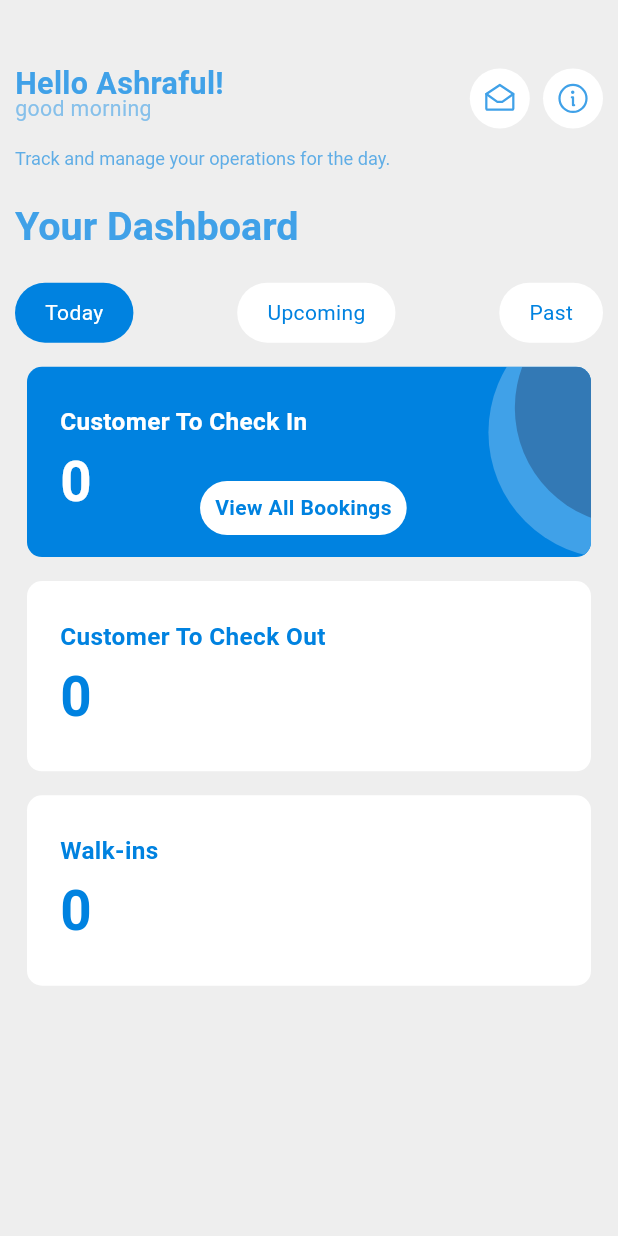
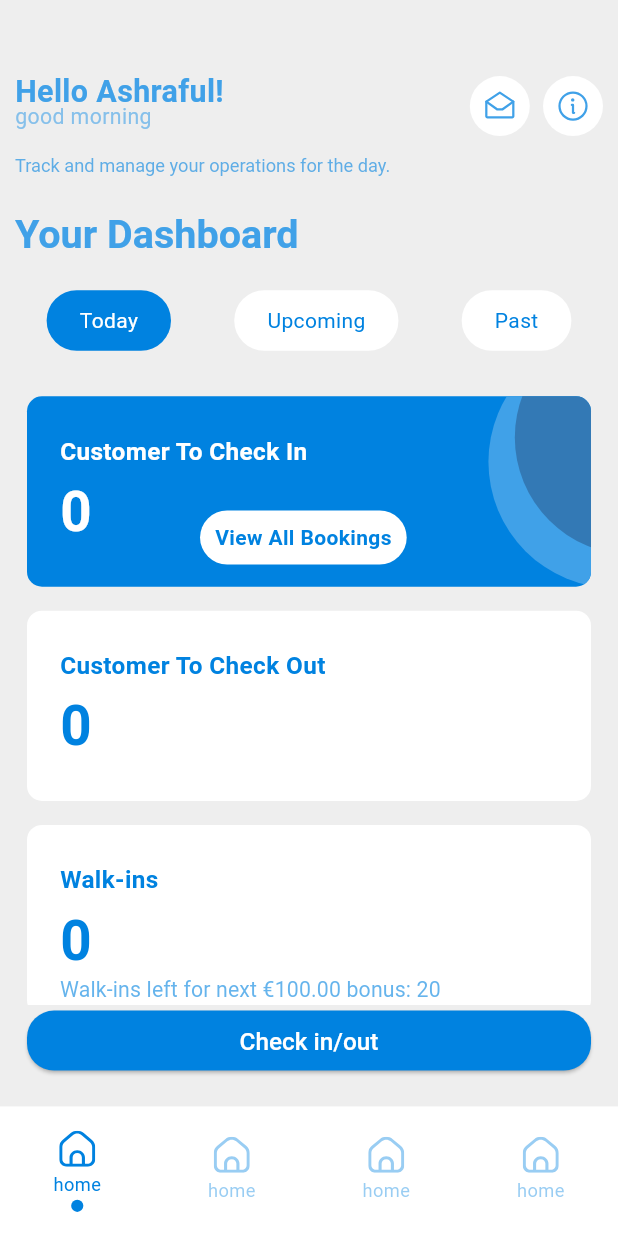
Before and after one commit to sohanthink/cenith-merchant, a Flutter app: the screen it shows after launch, on a phone screen of 412 x 824 dp. Run offline on Flutter 3.47's test engine with Material 3 defaults, Android fonts, the phone set to English and light mode, and no system bars; our stand-ins replace flutter_screenutil, flutter_svg, get.

Commit message:
complete bottom nav bar screen

```diff
--- a/lib/app.dart
+++ b/lib/app.dart
@@ -1,10 +1,11 @@
+import 'package:cenith_marchent/features/main_bottom_nav/view/main_bottom_nav_view.dart';
 import 'package:flutter/material.dart';
 import 'package:get/get_navigation/src/root/get_material_app.dart';
 import 'package:flutter_screenutil/flutter_screenutil.dart';
 import 'core/controller_bindings/controller_bindings.dart';
 import 'core/routes/app_routes.dart';
 import 'core/theme/app_theme.dart';
-import 'features/home/view/home_screen.dart';
+import 'features/home/view/home_view.dart';
 class CenithStorage extends StatelessWidget {
   const CenithStorage({super.key});
 
@@ -17,7 +18,7 @@ class CenithStorage extends StatelessWidget {
       builder: (_,child){
         return GetMaterialApp(
             debugShowCheckedModeBanner: false,
-            initialRoute: HomeScreen.name,
+            initialRoute: MainBottomNavView.name,
             initialBinding: ControllerBindings(),
             onGenerateRoute: AppRoutes.routes,
             theme: AppTheme.themeData,
--- a/lib/core/constants/asstes_path/icons_path.dart
+++ b/lib/core/constants/asstes_path/icons_path.dart
@@ -1,4 +1,5 @@
 class IconsPath{
   static const String messageIconSvg = 'assets/icons/message_icon.svg';
   static const String iButtonIconSvg = 'assets/icons/i_button.svg';
+  static const String homeButtonIconSvg = 'assets/icons/home_icons.svg';
 }
--- a/lib/core/controller_bindings/controller_bindings.dart
+++ b/lib/core/controller_bindings/controller_bindings.dart
@@ -1,9 +1,11 @@
+import 'package:cenith_marchent/features/main_bottom_nav/view_model/main_bottm_nav_view_model.dart';
 import 'package:get/get.dart';
 
 class ControllerBindings extends Bindings{
   @override
   void dependencies() {
-    // TODO: implement dependencies
+    Get.put(MainBottomNavViewModel());
+
   }
 
 }
--- a/lib/core/routes/app_routes.dart
+++ b/lib/core/routes/app_routes.dart
@@ -1,13 +1,16 @@
+import 'package:cenith_marchent/features/main_bottom_nav/view/main_bottom_nav_view.dart';
 import 'package:flutter/cupertino.dart';
 import 'package:flutter/material.dart';
 
-import '../../features/home/view/home_screen.dart';
+import '../../features/home/view/home_view.dart';
 
 class AppRoutes {
   static Route<dynamic> routes (RouteSettings settings) {
     late final Widget screenWidget;
-    if(settings.name == HomeScreen.name){
-      screenWidget = HomeScreen();
+    if(settings.name == HomeView.name){
+      screenWidget = HomeView();
+    } if(settings.name == MainBottomNavView.name){
+      screenWidget = MainBottomNavView();
     }
 
     return MaterialPageRoute(builder: (context)=> screenWidget);
--- a/lib/core/theme/text_theme.dart
+++ b/lib/core/theme/text_theme.dart
@@ -10,5 +10,6 @@ TextTheme get textTheme {
     headlineLarge: TextStyle(fontSize: 16.sp, color: AppColors.midLightBlue),
     titleMedium: TextStyle(fontSize: 24.sp, fontWeight: FontWeight.normal,color: AppColors.midLightBlue),
     headlineMedium: TextStyle(fontSize: 12.sp, fontWeight: FontWeight.normal,color: AppColors.midLightBlue),
+    titleSmall: TextStyle(fontSize: 14.sp, fontWeight: FontWeight.normal,color: AppColors.midLightBlue),
   );
 }
--- a/lib/features/home/view/home_screen.dart
+++ b/lib/features/home/view/home_view.dart
@@ -6,16 +6,16 @@ import '../../../core/constants/asstes_path/icons_path.dart';
 import '../../common/topic_header.dart';
 import '../widgets/dashboard_card_widget.dart';
 
-class HomeScreen extends StatefulWidget {
-  const HomeScreen({super.key});
+class HomeView extends StatefulWidget {
+  const HomeView({super.key});
 
   static final String name = 'home-screen';
 
   @override
-  State<HomeScreen> createState() => _HomeScreenState();
+  State<HomeView> createState() => _HomeViewState();
 }
 
-class _HomeScreenState extends State<HomeScreen> {
+class _HomeViewState extends State<HomeView> {
   @override
   Widget build(BuildContext context) {
     return Scaffold(
@@ -23,6 +23,7 @@ class _HomeScreenState extends State<HomeScreen> {
       body: Padding(
         padding: EdgeInsets.symmetric(horizontal: 10),
         child: Column(
+          mainAxisAlignment: MainAxisAlignment.start,
           crossAxisAlignment: CrossAxisAlignment.start,
           children: [
             buildHeaderSection(context),
@@ -35,49 +36,65 @@ class _HomeScreenState extends State<HomeScreen> {
             ),
             SizedBox(height: 20.h),
             BuildDashBoardSection(),
-            SizedBox(height: 8.h),
+            SizedBox(height: 30.h),
             Expanded(child: buildDashBoardSection()),
+            SizedBox(
+              width: double.infinity,
+              child: Padding(
+                padding: const EdgeInsets.only(bottom: 20 ,left: 8,right: 8),
+                child: ElevatedButton(
+                  style: ElevatedButton.styleFrom(
 
+                    shape: RoundedRectangleBorder(borderRadius: BorderRadius.circular(18)),
+                    backgroundColor: AppColors.themColor,
+                  ),
+                  onPressed: () {},
+                  child: Text(
+                    'Check in/out',
+                    style: TextTheme.of(context).headlineLarge!.copyWith(
+                      fontWeight: FontWeight.w500,
+                      color: Colors.white,
+                    ),
+                  ),
+                ),
+              ),
+            ),
           ],
         ),
       ),
     );
   }
+
   // it will removed and will adjusted with state management;
   int selectedIndex = 0;
 
   ListView buildDashBoardSection() {
-
-
-    List<Map<String,dynamic>> item = [
-      {
-        'title' : 'Customer To Check In',
-        'count' : 0,
-      },
-      {
-        'title' : 'Customer To Check Out',
-        'count' : 0,
-      },
-      {
-        'title' : 'Walk-ins',
-        'count' : 0,
-      }
+    List<Map<String, dynamic>> item = [
+      {'title': 'Customer To Check In', 'count': 0 ,'sub-title': null},
+      {'title': 'Customer To Check Out', 'count': 0, 'sub-title': null },
+      {'title': 'Walk-ins', 'count': 0 , 'sub-title': 'Walk-ins left for next €100.00 bonus: 20 '  },
     ];
 
     return ListView.builder(
+      padding: EdgeInsets.all(0),
       itemCount: item.length,
       itemBuilder: ((BuildContext context, index) {
         return GestureDetector(
           onTap: () {
             selectedIndex = index;
             setState(() {});
-            print(selectedIndex);
           },
           child: Padding(
-            padding: const EdgeInsets.all(8.0),
+            padding: EdgeInsets.only(
+              top: index == 0 ? 0 : 8.0,
+              left: 8,
+              right: 8,
+              bottom: 8,
+            ),
             child: BuildDashboardCard(
               title: item[index]['title'],
               count: item[index]['count'],
+              subTitle: item[index]['sub-title'],
               isSelected: selectedIndex == index,
             ),
           ),
@@ -90,7 +107,7 @@ class _HomeScreenState extends State<HomeScreen> {
     return Column(
       crossAxisAlignment: CrossAxisAlignment.start,
       children: [
-        SizedBox(height: 45.h),
+        SizedBox(height: 50.h),
         Row(
           children: [
             topicHeader(title: 'Hello Ashraful!', subTitle: 'good morning'),
@@ -131,7 +148,7 @@ class _BuildDashBoardSectionState extends State<BuildDashBoardSection> {
   @override
   Widget build(BuildContext context) {
     return Row(
-      mainAxisAlignment: MainAxisAlignment.spaceBetween,
+      mainAxisAlignment: MainAxisAlignment.spaceAround,
       children: ['Today', 'Upcoming', 'Past'].asMap().entries.map((item) {
         return GestureDetector(
           onTap: () {
@@ -146,7 +163,7 @@ class _BuildDashBoardSectionState extends State<BuildDashBoardSection> {
                   : Colors.white,
             ),
             child: Padding(
-              padding: EdgeInsets.symmetric(vertical: 10, horizontal: 20),
+              padding: EdgeInsets.symmetric(vertical: 10.h, horizontal: 20.w),
               child: Text(
                 item.value,
                 style: TextStyle(
--- a/lib/features/home/widgets/dashboard_card_widget.dart
+++ b/lib/features/home/widgets/dashboard_card_widget.dart
@@ -1,14 +1,19 @@
 import 'package:flutter/material.dart';
 import 'package:flutter_screenutil/flutter_screenutil.dart';
+import '../../../core/constants/app_colors.dart';
 
-import '../../../core/constants/app_colors.dart';
 class BuildDashboardCard extends StatelessWidget {
   const BuildDashboardCard({
-    super.key, required this.title, required this.count, required this.isSelected,
+    super.key,
+    required this.title,
+    required this.count,
+    required this.isSelected, this.subTitle,
   });
+
   final String title;
   final int count;
   final bool isSelected;
+  final String? subTitle;
 
   @override
   Widget build(BuildContext context) {
@@ -17,7 +22,7 @@ class BuildDashboardCard extends StatelessWidget {
       width: double.infinity,
       decoration: BoxDecoration(
         borderRadius: BorderRadius.circular(10),
-        color: isSelected? AppColors.themColor:Colors.white,
+        color: isSelected ? AppColors.themColor : Colors.white,
       ),
       child: ClipRRect(
         borderRadius: BorderRadius.circular(10),
@@ -29,7 +34,7 @@ class BuildDashboardCard extends StatelessWidget {
               child: Text(
                 title,
                 style: TextStyle(
-                  color: isSelected? Colors.white:AppColors.themColor,
+                  color: isSelected ? Colors.white : AppColors.themColor,
                   fontSize: 16.sp,
                   fontWeight: FontWeight.bold,
                 ),
@@ -41,30 +46,35 @@ class BuildDashboardCard extends StatelessWidget {
               child: Text(
                 count.toString(),
                 style: TextStyle(
-                  color: isSelected? Colors.white:AppColors.themColor,
+                  color: isSelected ? Colors.white : AppColors.themColor,
                   fontSize: 36.sp,
                   fontWeight: FontWeight.bold,
                 ),
               ),
             ),
 
-          isSelected?  Positioned(
+            isSelected
+                ? Positioned(
                     left: 280.w,
                     top: -40.h,
                     child: CircleAvatar(
                       radius: 83.r,
                       backgroundColor: AppColors.midLightBlue,
                     ),
-            ):SizedBox.shrink(),
-           isSelected? Positioned(
+                  )
+                : SizedBox.shrink(),
+            isSelected
+                ? Positioned(
                     left: 296.w,
                     top: -50.h,
                     child: CircleAvatar(
                       radius: 77.r,
                       backgroundColor: AppColors.darkBlue.shade200,
                     ),
-            ):SizedBox.shrink(),
-           isSelected? Positioned(
+                  )
+                : SizedBox.shrink(),
+            isSelected
+                ? Positioned(
                     top: 75.h,
                     left: 105.w,
                     child: Container(
@@ -77,10 +87,21 @@ class BuildDashboardCard extends StatelessWidget {
                           horizontal: 10,
                           vertical: 8,
                         ),
-                  child: Text('View All Bookings',style: TextStyle(color: AppColors.themColor,fontWeight: FontWeight.bold),),
+                        child: Text(
+                          'View All Bookings',
+                          style: TextStyle(
+                            color: AppColors.themColor,
+                            fontWeight: FontWeight.bold,
                           ),
                         ),
-            ):SizedBox.shrink(),
+                      ),
+                    ),
+                  )
+                : SizedBox.shrink(),
+            !isSelected && subTitle != null? Positioned(
+              top: 98.h,
+                left: 20.w,
+                child: Text(subTitle!,style: TextTheme.of(context).titleSmall!.copyWith(color: AppColors.themColor.shade500),)):SizedBox.shrink()
           ],
         ),
       ),
--- /dev/null
+++ b/lib/features/main_bottom_nav/view/main_bottom_nav_view.dart
@@ -0,0 +1,43 @@
+import 'package:cenith_marchent/core/constants/app_colors.dart';
+import 'package:cenith_marchent/features/main_bottom_nav/view_model/main_bottm_nav_view_model.dart';
+import 'package:flutter/material.dart';
+import 'package:get/get.dart';
+import '../widgets/custom_nav_bar.dart';
+
+class MainBottomNavView extends StatefulWidget {
+  const MainBottomNavView({super.key});
+
+  static const name = 'main bottom nav view';
+
+  @override
+  State<MainBottomNavView> createState() => _MainBottomNavViewState();
+}
+
+class _MainBottomNavViewState extends State<MainBottomNavView> {
+  final MainBottomNavViewModel mainBottomNavViewModel =
+      Get.find<MainBottomNavViewModel>();
+
+  @override
+  Widget build(BuildContext context) {
+    return Scaffold(
+      body: GetBuilder<MainBottomNavViewModel>(
+        builder: (controller) {
+          return controller.screens[controller.selectedIndex];
+        },
+      ),
+      bottomNavigationBar: GetBuilder<MainBottomNavViewModel>(
+        builder: (controller) {
+          return CustomNavBar(
+            destinations: controller.destinations,
+            selectedIndex: controller.selectedIndex,
+            onDestinationSelected: (int index) {
+              controller.onchange(index);
+            },
+            unSelectedColor: AppColors.themColor.shade300,
+            selectedColor: AppColors.themColor,
+          );
+        },
+      ),
+    );
+  }
+}
--- /dev/null
+++ b/lib/features/main_bottom_nav/view_model/main_bottm_nav_view_model.dart
@@ -0,0 +1,36 @@
+import 'package:cenith_marchent/core/constants/asstes_path/icons_path.dart';
+import 'package:cenith_marchent/features/home/view/home_view.dart';
+import 'package:flutter/material.dart';
+import 'package:get/get.dart';
+
+import '../widgets/custom_nav_bar.dart';
+
+class MainBottomNavViewModel extends GetxController {
+  int selectedIndex = 0;
+
+  List<CustomNavigationDestination> destinations = [
+    CustomNavigationDestination(
+      svgIconPath: IconsPath.homeButtonIconSvg,
+      label: 'home',
+    ),
+    CustomNavigationDestination(
+      svgIconPath: IconsPath.homeButtonIconSvg,
+      label: 'home',
+    ),
+    CustomNavigationDestination(
+      svgIconPath: IconsPath.homeButtonIconSvg,
+      label: 'home',
+    ),
+    CustomNavigationDestination(
+      svgIconPath: IconsPath.homeButtonIconSvg,
+      label: 'home',
+    ),
+  ];
+
+  List<Widget> screens = [HomeView(), HomeView(), HomeView(), HomeView()];
+
+  onchange(int index) {
+    selectedIndex = index;
+    update();
+  }
+}
--- /dev/null
+++ b/lib/features/main_bottom_nav/widgets/custom_nav_bar.dart
@@ -0,0 +1,79 @@
+import 'package:flutter/material.dart';
+import 'package:flutter_screenutil/flutter_screenutil.dart';
+import 'package:flutter_svg/svg.dart';
+
+import '../../../core/constants/app_colors.dart';
+
+class CustomNavBar extends StatelessWidget {
+  const CustomNavBar({
+    super.key,
+    required this.destinations,
+    required this.selectedIndex,
+    required this.onDestinationSelected,
+    this.labelStyle,
+    required this.selectedColor,
+    required this.unSelectedColor,
+  });
+
+  final List<CustomNavigationDestination> destinations;
+  final int selectedIndex;
+
+  final ValueChanged<int> onDestinationSelected;
+  final TextStyle? labelStyle;
+  final Color selectedColor;
+  final Color unSelectedColor;
+
+  @override
+  Widget build(BuildContext context) {
+    return Container(
+      height: 85.h,
+      decoration: BoxDecoration(color: Colors.white),
+      child: Row(
+        mainAxisAlignment: MainAxisAlignment.spaceAround,
+        children: destinations.asMap().entries.map((item) {
+          return GestureDetector(
+            onTap: () => onDestinationSelected(item.key),
+            child: Column(
+              mainAxisAlignment: MainAxisAlignment.center,
+              crossAxisAlignment: CrossAxisAlignment.center,
+              children: [
+                SvgPicture.asset(
+                  destinations[item.key].svgIconPath,
+                  color: selectedIndex == item.key
+                      ? selectedColor
+                      : unSelectedColor,
+                ),
+                SizedBox(height: 3),
+                Text(
+                  destinations[item.key].label,
+                  style:
+                      labelStyle ??
+                      TextStyle(
+                        color: selectedIndex == item.key
+                            ? selectedColor
+                            : unSelectedColor,
+                        fontSize: 12.sp,
+                      ),
+                ),
+                SizedBox(height: 2),
+                selectedIndex == item.key
+                    ? CircleAvatar(
+                        radius: 4.r,
+                        backgroundColor: AppColors.themColor,
+                      )
+                    : SizedBox.shrink(),
+              ],
+            ),
+          );
+        }).toList(),
+      ),
+    );
+  }
+}
+
+class CustomNavigationDestination {
+  final String svgIconPath;
+  final String label;
+
+  CustomNavigationDestination({required this.svgIconPath, required this.label});
+}
--- /dev/null
+++ b/lib/features/main_bottom_nav/widgets/custom_navigation_destination.dart
@@ -0,0 +1,6 @@
+class CustomNavigationDestination {
+  final String svgIconPath;
+  final String label;
+
+  CustomNavigationDestination({required this.svgIconPath, required this.label});
+}
--- a/lib/main.dart
+++ b/lib/main.dart
@@ -2,6 +2,6 @@ import 'package:flutter/cupertino.dart';
 
 import 'app.dart';
 
-void main(){
+void main() {
   runApp(const CenithStorage());
 }
```
Lines whose indentation alone changed are shown as unchanged.
